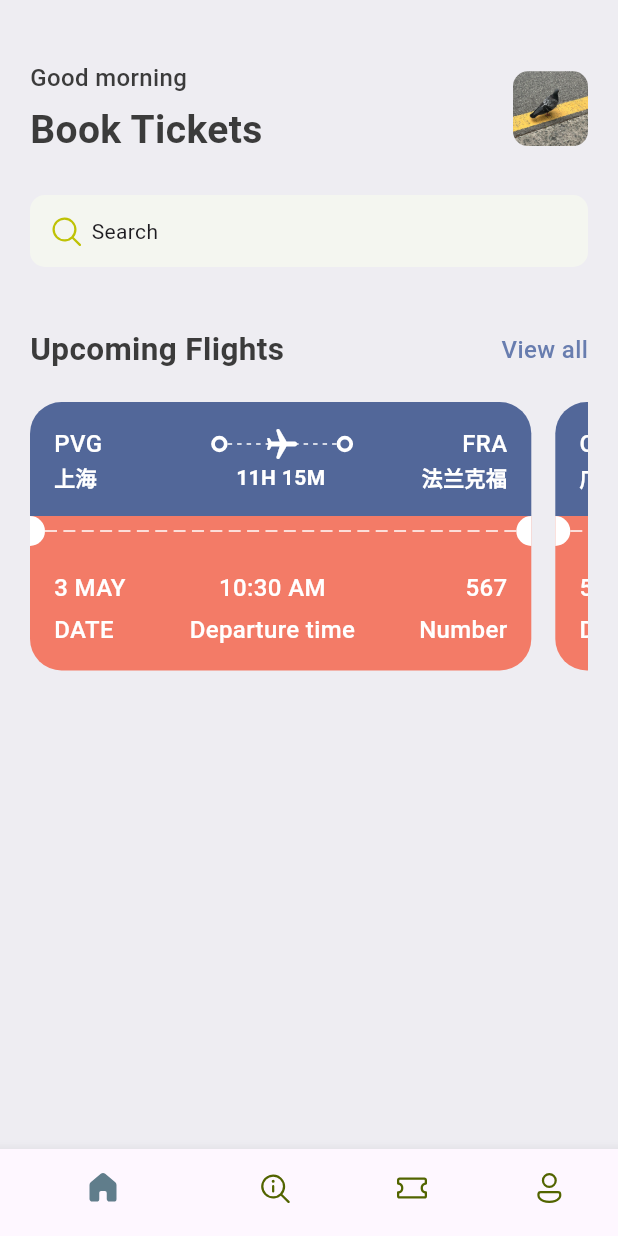
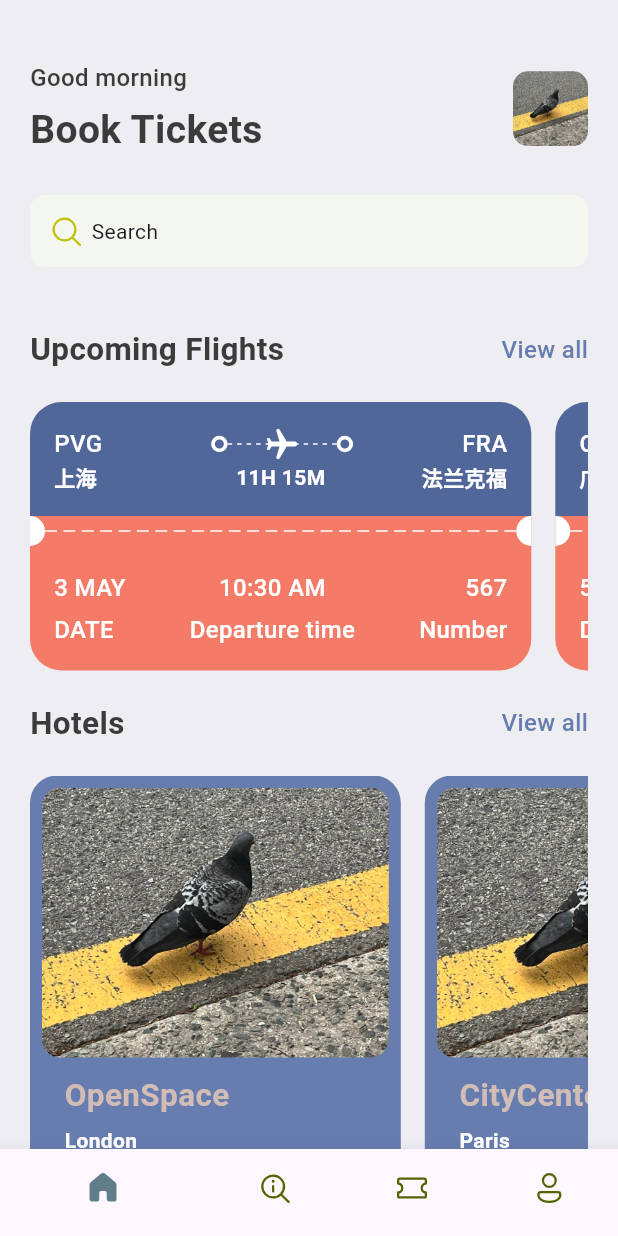
Before and after one commit to 215ly/ticket_app, a Flutter app: the screen it shows after launch, on a phone screen of 412 x 824 dp. Run offline on Flutter 3.47's test engine with Material 3 defaults, Android fonts, the phone set to English and light mode, and no system bars; our stand-ins replace fluentui_icons.

Commit message:
home_screens Development completed

```diff
--- a/lib/base/bottom_nav_bar.dart
+++ b/lib/base/bottom_nav_bar.dart
@@ -1,6 +1,5 @@
 import 'package:fluentui_icons/fluentui_icons.dart';
 import 'package:flutter/material.dart';
-import 'package:flutter/widgets.dart';
 import 'package:ticket_app/screens/home_screens.dart';
 
 class BottomNavBar extends StatefulWidget {
--- /dev/null
+++ b/lib/base/res/app_routes.dart
@@ -0,0 +1,3 @@
+class AppRoutes {
+  static String allTickets = "/all_tickets";
+}
--- a/lib/base/res/styles/app_styles.dart
+++ b/lib/base/res/styles/app_styles.dart
@@ -6,8 +6,9 @@ class AppStyles {
   static Color primaryColor = primary;
   static const Color textColor = Color(0XFF3B3B3B);
   static Color bgColor = const Color(0xFFEEEDF2);
+  static Color kakiColor = const Color(0xFFD2bdb6);
   static Color ticketBlue = const Color(0xFF526799);
-  static const Color ticketOrange= Color(0xFFF37B67);
+  static const Color ticketOrange = Color(0xFFF37B67);
   static TextStyle headLineStyle1 = const TextStyle(
       fontSize: 16, fontWeight: FontWeight.w500, color: textColor);
   static TextStyle headLineStyle2 = const TextStyle(
@@ -15,7 +16,6 @@ class AppStyles {
   static TextStyle headLineStyle3 = const TextStyle(
       fontSize: 21, fontWeight: FontWeight.bold, color: textColor);
 
-  static TextStyle headLineStyle4= const TextStyle(
+  static TextStyle headLineStyle4 = const TextStyle(
       fontSize: 14, fontWeight: FontWeight.bold, color: textColor);
-
 }
--- a/lib/base/res/widgets/app_double_text.dart
+++ b/lib/base/res/widgets/app_double_text.dart
@@ -1,14 +1,13 @@
-import 'package:flutter/cupertino.dart';
 import 'package:flutter/material.dart';
 import 'package:ticket_app/base/res/styles/app_styles.dart';
-import 'package:ticket_app/screens/all_tickets.dart';
 
 class AppDoubleText extends StatelessWidget {
   final String bigText;
   final String smallText;
+  final VoidCallback func;
 
   const AppDoubleText(
-      {super.key, required this.bigText, required this.smallText});
+      {super.key, required this.bigText, required this.smallText, required this.func});
 
   @override
   Widget build(BuildContext context) {
@@ -20,14 +19,7 @@ class AppDoubleText extends StatelessWidget {
           style: AppStyles.headLineStyle3,
         ),
         InkWell(
-          onTap: () {
-            Navigator.push(
-              context,
-              MaterialPageRoute(
-                builder: (BuildContext context) => const AllTickets(),
-              ),
-            );
-          },
+          onTap: func,
           child: Text(
             smallText,
             style: AppStyles.headLineStyle1
--- a/lib/base/res/widgets/big_circle.dart
+++ b/lib/base/res/widgets/big_circle.dart
@@ -1,5 +1,4 @@
 import 'package:flutter/material.dart';
-import 'package:flutter/widgets.dart';
 
 class BigCircle extends StatelessWidget {
   final bool isRight;
--- a/lib/base/res/widgets/big_dot.dart
+++ b/lib/base/res/widgets/big_dot.dart
@@ -6,7 +6,7 @@ class BigDot extends StatelessWidget {
   @override
   Widget build(BuildContext context) {
     return Container(
-      padding: EdgeInsets.all(3),
+      padding: const EdgeInsets.all(3),
       decoration: BoxDecoration(
         borderRadius: BorderRadius.circular(20),
         border: Border.all(width: 2.5,color: Colors.white)
--- a/lib/base/res/widgets/text_style_third.dart
+++ b/lib/base/res/widgets/text_style_third.dart
@@ -1,4 +1,3 @@
-import 'package:flutter/cupertino.dart';
 import 'package:flutter/material.dart';
 
 import '../styles/app_styles.dart';
--- a/lib/base/res/widgets/ticket_view.dart
+++ b/lib/base/res/widgets/ticket_view.dart
@@ -1,4 +1,3 @@
-import 'package:flutter/cupertino.dart';
 import 'package:flutter/material.dart';
 import 'package:ticket_app/base/res/styles/app_styles.dart';
 import 'package:ticket_app/base/res/widgets/app_colum_text_layout.dart';
@@ -11,7 +10,9 @@ import 'package:ticket_app/base/res/widgets/text_style_third.dart';
 class TicketView extends StatelessWidget {
   final Map<String, dynamic> ticket;
 
-  const TicketView({super.key, required this.ticket});
+  final bool wholeScreen;
+
+  const TicketView({super.key, required this.ticket, this.wholeScreen = false});
 
   @override
   Widget build(BuildContext context) {
@@ -20,7 +21,7 @@ class TicketView extends StatelessWidget {
       width: size.width * 0.85,
       height: 179,
       child: Container(
-        margin: const EdgeInsets.only(right: 16),
+        margin: EdgeInsets.only(right: wholeScreen == true ? 0 : 16),
         child: Column(
           children: [
             Container(
--- a/lib/base/utils/all.json.dart
+++ b/lib/base/utils/all.json.dart
@@ -80,3 +80,35 @@ List<Map<String, dynamic>> ticketList = [
     'number': 678
   }
 ];
+List<Map<String, dynamic>> hotelList = [
+  {
+    "image": "one.png",
+    "place": "OpenSpace",
+    "destination": "London",
+    "price": 25
+  },
+  {
+    "image": "two.png",
+    "place": "CityCenter",
+    "destination": "Paris",
+    "price": 30
+  },
+  {
+    "image": "three.png",
+    "place": "BeachFront",
+    "destination": "Sydney",
+    "price": 40
+  },
+  {
+    "image": "four.png",
+    "place": "MountainView",
+    "destination": "Tokyo",
+    "price": 35
+  },
+  {
+    "image": "five.png",
+    "place": "HistoricSite",
+    "destination": "Rome",
+    "price": 28
+  }
+];
--- a/lib/main.dart
+++ b/lib/main.dart
@@ -1,9 +1,9 @@
 import 'package:flutter/material.dart';
 import 'package:ticket_app/base/bottom_nav_bar.dart';
+import 'package:ticket_app/base/res/app_routes.dart';
+import 'package:ticket_app/screens/all_tickets.dart';
 
 void main() {
-  var myList = ["Flutter", "Web", "PHP"];
-
   runApp(const MyApp());
 }
 
@@ -14,55 +14,10 @@ class MyApp extends StatelessWidget {
   Widget build(BuildContext context) {
     return MaterialApp(
       debugShowCheckedModeBanner: false,
-      home: BottomNavBar(),
+      routes: {
+        "/": (context) => const BottomNavBar(),
+        AppRoutes.allTickets: (context) => const AllTickets(),
+      },
     );
   }
 }
-//
-// class MyHomePage extends StatefulWidget {
-//   const MyHomePage({super.key, required this.title});
-//
-//   final String title;
-//
-//   @override
-//   State<MyHomePage> createState() => _MyHomePageState();
-// }
-//
-// class _MyHomePageState extends State<MyHomePage> {
-//   int _counter = 0;
-//
-//   void _incrementCounter() {
-//     setState(() {
-//       _counter++;
-//     });
-//   }
-//
-//   @override
-//   Widget build(BuildContext context) {
-//     return Scaffold(
-//       appBar: AppBar(
-//         backgroundColor: Theme.of(context).colorScheme.inversePrimary,
-//         title: Text(widget.title),
-//       ),
-//       body: Center(
-//         child: Column(
-//           mainAxisAlignment: MainAxisAlignment.center,
-//           children: <Widget>[
-//             const Text(
-//               'You have pushed the button this many times:',
-//             ),
-//             Text(
-//               '$_counter',
-//               style: Theme.of(context).textTheme.headlineMedium,
-//             ),
-//           ],
-//         ),
-//       ),
-//       floatingActionButton: FloatingActionButton(
-//         onPressed: _incrementCounter,
-//         tooltip: 'Increment',
-//         child: const Icon(Icons.add),
-//       ),
-//     );
-//   }
-// }
--- a/lib/screens/all_tickets.dart
+++ b/lib/screens/all_tickets.dart
@@ -1,4 +1,6 @@
 import 'package:flutter/material.dart';
+import '../base/res/widgets/ticket_view.dart';
+import '../base/utils/all.json.dart';
 
 class AllTickets extends StatelessWidget {
   const AllTickets({super.key});
@@ -6,7 +8,28 @@ class AllTickets extends StatelessWidget {
   @override
   Widget build(BuildContext context) {
     return Scaffold(
-      appBar: AppBar(),
-    );
+        appBar: AppBar(
+          centerTitle: true,
+          title: const Text("All Tickets"),
+        ),
+        body: ListView(
+          children: [
+            SingleChildScrollView(
+              child: Column(
+                children: ticketList
+                    .map(
+                      (singleTicket) => Container(
+                        margin: const EdgeInsets.only(bottom: 20),
+                        child: TicketView(
+                          ticket: singleTicket,
+                          wholeScreen: true,
+                        ),
+                      ),
+                    )
+                    .toList(),
+              ),
+            )
+          ],
+        ));
   }
 }
--- a/lib/screens/home_screens.dart
+++ b/lib/screens/home_screens.dart
@@ -1,10 +1,12 @@
 import 'package:fluentui_icons/fluentui_icons.dart';
 import 'package:flutter/material.dart';
+import 'package:ticket_app/base/res/app_routes.dart';
 import 'package:ticket_app/base/res/media.dart';
 import 'package:ticket_app/base/res/styles/app_styles.dart';
 import 'package:ticket_app/base/res/widgets/app_double_text.dart';
 import 'package:ticket_app/base/res/widgets/ticket_view.dart';
 import 'package:ticket_app/base/utils/all.json.dart';
+import 'package:ticket_app/screens/widgets/hotel.dart';
 
 class HomeScreen extends StatelessWidget {
   const HomeScreen({super.key});
@@ -21,6 +23,7 @@ class HomeScreen extends StatelessWidget {
           Container(
             padding: const EdgeInsets.symmetric(horizontal: 20),
             child: Column(
+              crossAxisAlignment: CrossAxisAlignment.start,
               children: [
                 Row(
                   mainAxisAlignment: MainAxisAlignment.spaceBetween,
@@ -74,9 +77,11 @@ class HomeScreen extends StatelessWidget {
                 const SizedBox(
                   height: 40,
                 ),
-                const AppDoubleText(
+                AppDoubleText(
                   bigText: "Upcoming Flights",
                   smallText: "View all",
+                  func: () =>
+                      Navigator.pushNamed(context, AppRoutes.allTickets),
                 ),
                 const SizedBox(
                   height: 20,
@@ -88,7 +93,23 @@ class HomeScreen extends StatelessWidget {
                             .take(2)
                             .map((singleTicket) =>
                                 TicketView(ticket: singleTicket))
-                            .toList()))
+                            .toList())),
+                const SizedBox(
+                  height: 20,
+                ),
+                AppDoubleText(
+                    bigText: "Hotels", smallText: "View all", func: () {}),
+                const SizedBox(
+                  height: 20,
+                ),
+                SingleChildScrollView(
+                  scrollDirection: Axis.horizontal,
+                  child: Row(
+                      children: hotelList
+                          .take(2)
+                          .map((singleHotel) => Hotel(hotel: singleHotel))
+                          .toList()),
+                ),
               ],
             ),
           ),
--- /dev/null
+++ b/lib/screens/widgets/hotel.dart
@@ -0,0 +1,72 @@
+import 'package:flutter/material.dart';
+import 'package:ticket_app/base/res/media.dart';
+import 'package:ticket_app/base/res/styles/app_styles.dart';
+
+class Hotel extends StatelessWidget {
+  final Map<String,dynamic> hotel;
+  const Hotel({super.key, required this.hotel});
+
+  @override
+  Widget build(BuildContext context) {
+    final size = MediaQuery.of(context).size;
+
+    return Container(
+      padding: const EdgeInsets.all(8.0),
+      margin: const EdgeInsets.only(right: 16),
+      width: size.width * 0.6,
+      height: 350,
+      decoration: BoxDecoration(
+        color: AppStyles.primaryColor,
+        borderRadius: BorderRadius.circular(18),
+      ),
+      child: Column(
+        crossAxisAlignment: CrossAxisAlignment.start,
+        children: [
+          Container(
+            height: 180,
+            decoration: BoxDecoration(
+              color: AppStyles.primaryColor,
+              borderRadius: BorderRadius.circular(12),
+              image: const DecorationImage(
+                fit: BoxFit.cover,
+                image: AssetImage(
+                  AppMedia.logo
+                )
+              )
+            ),
+          ),
+          const SizedBox(height: 10,),
+          Padding(
+            padding: const EdgeInsets.only(left: 15),
+            child: Text(
+             hotel['place'],
+              style: AppStyles.headLineStyle3.copyWith(
+                color: AppStyles.kakiColor
+              ),
+            ),
+          ),
+          const SizedBox(height: 5,),
+          Padding(
+            padding: const EdgeInsets.only(left: 15),
+            child: Text(
+              hotel['destination'],
+              style: AppStyles.headLineStyle4.copyWith(
+                  color: Colors.white
+              ),
+            ),
+          ),
+          const SizedBox(height: 5,),
+          Padding(
+            padding: const EdgeInsets.only(left: 15),
+            child: Text(
+              "\$${hotel['price']}/night",
+              style: AppStyles.headLineStyle2.copyWith(
+                  color: AppStyles.kakiColor
+              ),
+            ),
+          )
+        ],
+      ),
+    );
+  }
+}
```
Also changed, not shown: pubspec.lock.
